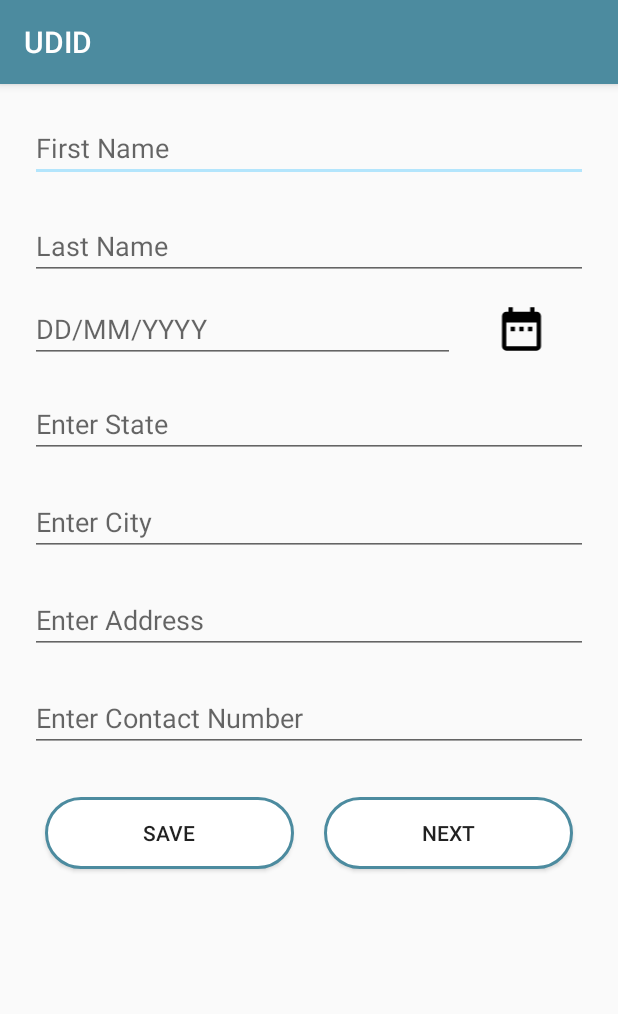
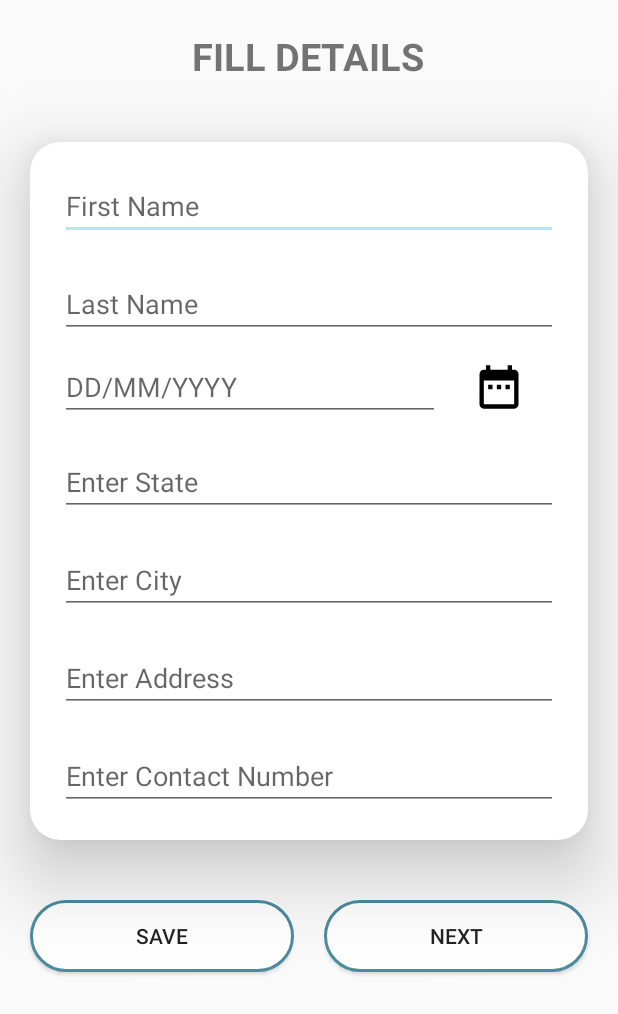
Before and after one commit to abhijeetsinghrathore/UDID, an Android app: the UserRegistration_FillDetails screen opened directly, with no data from a screen before it, on a phone screen of 412 x 824 dp. Shown: the top 1014 px of the screen. Run offline under Robolectric (Android 15) with nearby library versions, the phone set to English and light mode, and no system bars; our stand-ins replace Firebase (no records; nobody signed in at launch, a user with empty details on screens opened directly).

Commit message:
Some UI improvements done.

```diff
--- a/app/build.gradle
+++ b/app/build.gradle
@@ -37,6 +37,7 @@ dependencies {
     annotationProcessor 'com.github.bumptech.glide:compiler:4.7.1'
     implementation 'com.firebaseui:firebase-ui-storage:3.3.0'
     implementation 'com.google.firebase:firebase-messaging:17.6.0'
+    implementation 'com.android.support:cardview-v7:27.1.0'
 
 }
 apply plugin: 'com.google.gms.google-services'
--- a/app/src/main/java/com/example/abhijeetsingh/udid/MainActivity.java
+++ b/app/src/main/java/com/example/abhijeetsingh/udid/MainActivity.java
@@ -19,6 +19,7 @@ public class MainActivity extends AppCompatActivity {
     protected void onCreate(Bundle savedInstanceState) {
         super.onCreate(savedInstanceState);
         setContentView(R.layout.activity_main);
+        this.getSupportActionBar().hide();
 
 
         user=(Button)findViewById(R.id.USERButtonID);
--- a/app/src/main/java/com/example/abhijeetsingh/udid/OfficialSignIn.java
+++ b/app/src/main/java/com/example/abhijeetsingh/udid/OfficialSignIn.java
@@ -27,6 +27,8 @@ public class OfficialSignIn extends AppCompatActivity {
     protected void onCreate(Bundle savedInstanceState) {
         super.onCreate(savedInstanceState);
         setContentView(R.layout.activity_official_sign_in);
+
+        this.getSupportActionBar().hide();
 
         officialemail=(EditText)findViewById(R.id.officialemail_loginin);
         officialpassword=(EditText)findViewById(R.id.officialpass_loginin);
--- a/app/src/main/java/com/example/abhijeetsingh/udid/SplashScreen.java
+++ b/app/src/main/java/com/example/abhijeetsingh/udid/SplashScreen.java
@@ -13,6 +13,8 @@ public class SplashScreen extends AppCompatActivity {
         super.onCreate(savedInstanceState);
         setContentView(R.layout.activity_splash_screen);
 
+        this.getSupportActionBar().hide();
+
         handler=new Handler();
         handler.postDelayed(new Runnable() {
             @Override
--- a/app/src/main/java/com/example/abhijeetsingh/udid/UserRegistration.java
+++ b/app/src/main/java/com/example/abhijeetsingh/udid/UserRegistration.java
@@ -31,6 +31,8 @@ public class UserRegistration extends AppCompatActivity {
     protected void onCreate(Bundle savedInstanceState) {
         super.onCreate(savedInstanceState);
         setContentView(R.layout.activity_user_registration);
+
+        this.getSupportActionBar().hide();
 
 
         emailtext=(EditText)findViewById(R.id.useremail);
@@ -111,6 +113,7 @@ public class UserRegistration extends AppCompatActivity {
 
                 Intent i=new Intent(UserRegistration.this,UserSignIn.class);
                 startActivity(i);
+                finish();
 
             }
         });
--- a/app/src/main/java/com/example/abhijeetsingh/udid/UserRegistration_FillDetails.java
+++ b/app/src/main/java/com/example/abhijeetsingh/udid/UserRegistration_FillDetails.java
@@ -46,6 +46,8 @@ public class UserRegistration_FillDetails extends AppCompatActivity {
     protected void onCreate(Bundle savedInstanceState) {
         super.onCreate(savedInstanceState);
         setContentView(R.layout.activity_user_registration__fill_details);
+
+        this.getSupportActionBar().hide();
 
 
         nextButton=(Button)findViewById(R.id.nextButtonID);
--- a/app/src/main/java/com/example/abhijeetsingh/udid/UserRegistration_UploadDocuments.java
+++ b/app/src/main/java/com/example/abhijeetsingh/udid/UserRegistration_UploadDocuments.java
@@ -48,6 +48,8 @@ public class UserRegistration_UploadDocuments extends AppCompatActivity {
     protected void onCreate(Bundle savedInstanceState) {
         super.onCreate(savedInstanceState);
         setContentView(R.layout.activity_user_registration__upload_documents);
+
+        this.getSupportActionBar().hide();
 
 
         nextButton=(Button)findViewById(R.id.nextButtonID);
--- a/app/src/main/java/com/example/abhijeetsingh/udid/UserSignIn.java
+++ b/app/src/main/java/com/example/abhijeetsingh/udid/UserSignIn.java
@@ -28,6 +28,7 @@ public class UserSignIn extends AppCompatActivity {
     protected void onCreate(Bundle savedInstanceState) {
         super.onCreate(savedInstanceState);
         setContentView(R.layout.activity_user_sign_in);
+        this.getSupportActionBar().hide();
 
         email=(EditText)findViewById(R.id.useremail_loginin);
         password=(EditText)findViewById(R.id.userpass_loginin);
@@ -87,8 +88,9 @@ public class UserSignIn extends AppCompatActivity {
         registertext.setOnClickListener(new View.OnClickListener() {
             @Override
             public void onClick(View view) {
-                Intent i=new Intent(UserSignIn.this,MainActivity.class);
+                Intent i=new Intent(UserSignIn.this,UserRegistration.class);
                 startActivity(i);
+                finish();
 
             }
         });
--- a/app/src/main/res/layout/activity_user_registration__fill_details.xml
+++ b/app/src/main/res/layout/activity_user_registration__fill_details.xml
@@ -1,12 +1,34 @@
 <?xml version="1.0" encoding="utf-8"?>
 <ScrollView xmlns:android="http://schemas.android.com/apk/res/android"
     xmlns:app="http://schemas.android.com/apk/res-auto"
+    xmlns:card_view="http://schemas.android.com/apk/res-auto"
     xmlns:tools="http://schemas.android.com/tools"
     android:layout_width="match_parent"
     android:layout_height="match_parent"
     tools:context=".UserRegistration_FillDetails">
 
 
+    <LinearLayout
+        android:layout_width="match_parent"
+        android:layout_height="wrap_content"
+        android:orientation="vertical">
+
+
+        <TextView
+            android:layout_width="wrap_content"
+            android:layout_height="wrap_content"
+            android:text="FILL DETAILS"
+            android:layout_margin="20dp"
+            android:textSize="25sp"
+            android:layout_gravity="center_horizontal"
+            android:textStyle="bold"/>
+
+        <android.support.v7.widget.CardView
+            android:layout_width="match_parent"
+            android:layout_height="wrap_content"
+            android:layout_margin="20dp"
+            card_view:cardCornerRadius="20dp"
+            app:cardElevation="30dp">
 
             <LinearLayout
                 android:layout_width="match_parent"
@@ -90,6 +112,9 @@
                     android:inputType="phone"
                     android:id="@+id/phoneID"/>
 
+            </LinearLayout>
+
+        </android.support.v7.widget.CardView>
 
         <LinearLayout
             android:layout_width="match_parent"
@@ -127,7 +152,13 @@
 
 
 
-
     </LinearLayout>
 
+
+
+
+
+
+
+
 </ScrollView>
```
Also changed, not shown: app/src/main/res/layout/activity_official_sign_in.xml (+33 -3 lines), app/src/main/res/layout/activity_user_registration.xml (+35 -3 lines), app/src/main/res/layout/activity_user_registration__upload_documents.xml (+48 -3 lines), app/src/main/res/layout/activity_user_sign_in.xml (+39 -6 lines). Lines whose indentation alone changed are shown as unchanged.
